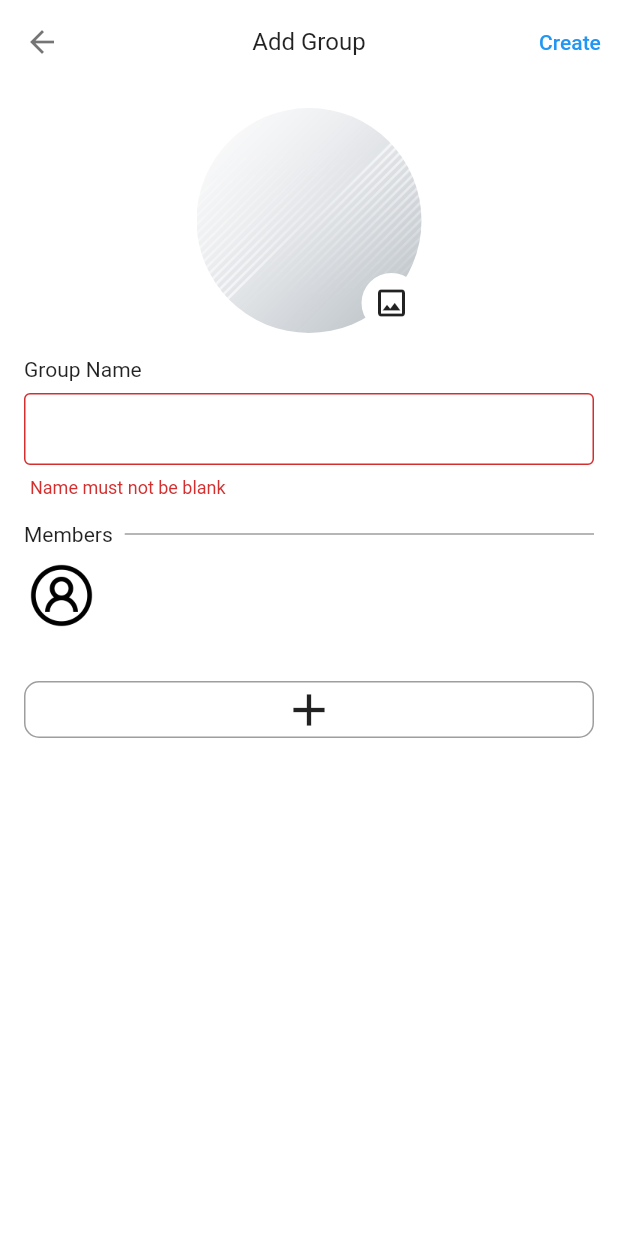
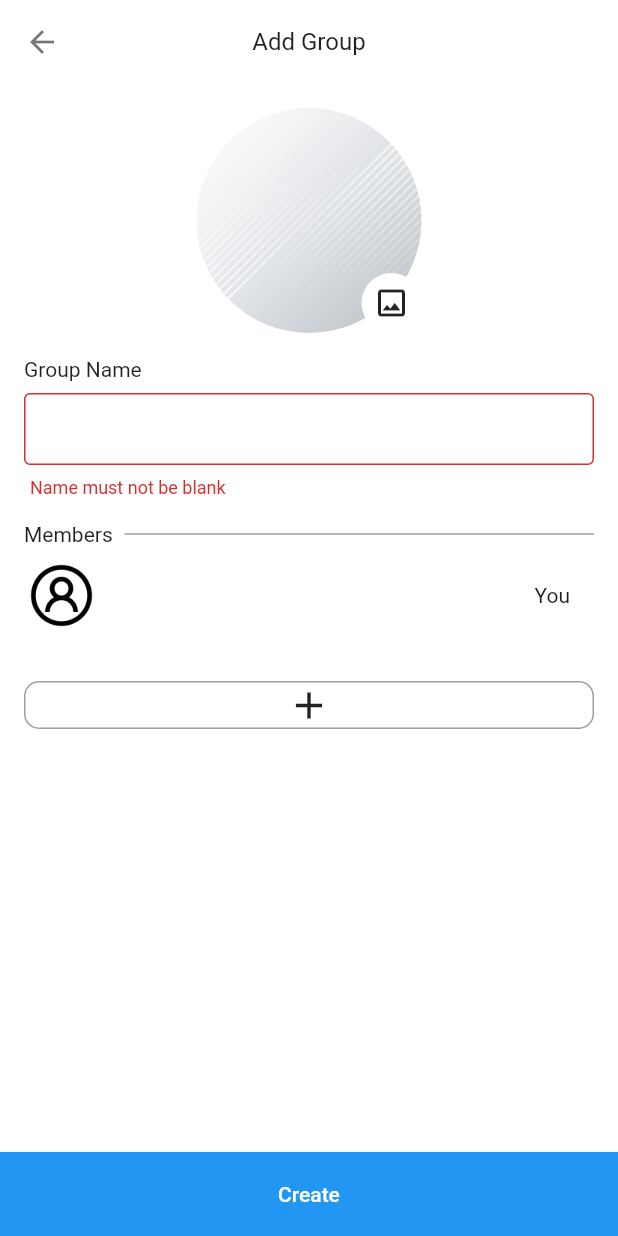
Before and after one commit to HCKUO1117/split_the_bill, a Flutter app: the AddGroupPage screen opened directly, after a tap on "Create", on a phone screen of 412 x 824 dp. Run offline on Flutter 3.47's test engine with Material 2 defaults, Android fonts, the phone set to English and light mode, and no system bars; our stand-ins replace awesome_bottom_bar, cloud_firestore, file_picker, firebase_auth, firebase_core, firebase_storage and 9 more; missing offline and left inert: flutter_downloader, flutter_firebase_chat_core; accounts and stored records are empty.

Commit message:
新增群組(首頁群組未即時顯示

```diff
--- a/lib/l10n/intl_en.arb
+++ b/lib/l10n/intl_en.arb
@@ -82,5 +82,6 @@
   "accounting": "Accounting",
   "removeFriendInfo": "Do you want to remove the friend?",
   "removeFriendSuccess": "Friend removed",
-  "emailCopied": "Email Copied"
+  "emailCopied": "Email Copied",
+  "join": "Join"
 }
--- a/lib/l10n/intl_zh_TW.arb
+++ b/lib/l10n/intl_zh_TW.arb
@@ -82,5 +82,6 @@
   "removeFriend": "刪除好友",
   "removeFriendInfo": "是否要刪除好友?",
   "removeFriendSuccess": "已刪除好友",
-  "emailCopied": "已複製Email"
+  "emailCopied": "已複製Email",
+  "join": "加入"
 }
--- a/lib/providers/add_group_provider.dart
+++ b/lib/providers/add_group_provider.dart
@@ -4,7 +4,7 @@ import 'package:cloud_firestore/cloud_firestore.dart';
 import 'package:firebase_storage/firebase_storage.dart';
 import 'package:flutter/material.dart';
 import 'package:split_the_bill/generated/l10n.dart';
-import 'package:split_the_bill/models/group_model.dart';
+import 'package:split_the_bill/models/user_model.dart';
 import 'package:split_the_bill/res/constants.dart';
 import 'package:split_the_bill/utils/preferences.dart';
 
@@ -18,12 +18,12 @@ class AddGroupProvider with ChangeNotifier {
 
   File? photo;
 
-  List<MemberModel> members = [];
+  List<UserModel> members = [];
 
   Reference storageRef = FirebaseStorage.instance.ref();
 
-  void addMember(MemberModel memberModel) {
-    members.add(memberModel);
+  void addMember(UserModel userModel) {
+    members.add(userModel);
     notifyListeners();
   }
 
@@ -42,12 +42,15 @@ class AddGroupProvider with ChangeNotifier {
     });
   }
 
-  void removeMember(MemberModel memberModel) {
-    members.removeWhere((element) => element.id == memberModel.id);
+  void removeMember(UserModel userModel) {
+    members.removeWhere((element) => element.uid == userModel.uid);
     notifyListeners();
   }
 
-  Future<bool> addGroupToDataBase(BuildContext context) async {
+  Future<bool> addGroupToDataBase(
+    BuildContext context, {
+    required Function onError,
+  }) async {
     loading = true;
     notifyListeners();
     if (groupName.text.isEmpty) {
@@ -58,24 +61,56 @@ class AddGroupProvider with ChangeNotifier {
     }
 
     //TODO 需要優化(transaction)
+    bool success = true;
     var response = await fireStore.collection('groups').add({
       'name': groupName.text,
-      'admin':Preferences.getString(Constants.uid, ''),
-      'createAt':DateTime.now().microsecondsSinceEpoch,
-      'updateAt':DateTime.now().microsecondsSinceEpoch,
-    });
-    fireStore
+      'admin': Preferences.getString(Constants.uid, ''),
+      'createAt': DateTime.now().microsecondsSinceEpoch,
+      'updateAt': DateTime.now().microsecondsSinceEpoch,
+    }).catchError(
+      () {
+        onError.call();
+        success = false;
+        loading = false;
+        notifyListeners();
+      },
+    );
+    var userGroupRef = fireStore
         .collection('users')
         .doc(Preferences.getString(Constants.uid, ''))
         .collection('groups')
-        .doc(response.id)
-        .set({});
-    fireStore
+        .doc(response.id);
+    var userRef = fireStore
         .collection('groups')
         .doc(response.id)
         .collection('members')
-        .doc(Preferences.getString(Constants.uid, ''))
-        .set({});
+        .doc(Preferences.getString(Constants.uid, ''));
+    if (!success) return false;
+    fireStore.runTransaction((transaction) async {
+      transaction.set(userRef, {'admin': true});
+      transaction.set(userGroupRef, {'admin': true});
+      for (var element in members) {
+        var groupRef =
+            fireStore.collection('users').doc(element.uid).collection('groups').doc(response.id);
+        var ref =
+            fireStore.collection('groups').doc(response.id).collection('members').doc(element.uid);
+        transaction.set(groupRef, {'admin': false});
+        transaction.set(ref, {'admin': false});
+      }
+    });
+
+    // fireStore
+    //     .collection('users')
+    //     .doc(Preferences.getString(Constants.uid, ''))
+    //     .collection('groups')
+    //     .doc(response.id)
+    //     .set({});
+    // fireStore
+    //     .collection('groups')
+    //     .doc(response.id)
+    //     .collection('members')
+    //     .doc(Preferences.getString(Constants.uid, ''))
+    //     .set({});
     if (photo != null) {
       bool success = false;
       final avatarRef =
--- a/lib/providers/user_provider.dart
+++ b/lib/providers/user_provider.dart
@@ -46,7 +46,6 @@ class UserProvider extends ChangeNotifier {
   ///載入user資料
   void init() {
     user.uid = Preferences.getString(Constants.uid, '');
-    print('uid123' + user.uid);
     user.email = Preferences.getString(Constants.email, '');
     storageRef = FirebaseStorage.instance.ref(user.uid);
     if(subscribe != null){
@@ -54,7 +53,6 @@ class UserProvider extends ChangeNotifier {
     }
     subscribe = users.doc(user.uid).snapshots(includeMetadataChanges: true).listen(
       (DocumentSnapshot documentSnapshot) {
-        print('654'+ documentSnapshot.exists.toString());
         if (documentSnapshot.exists) {
           Map<String, dynamic> data = documentSnapshot.data() as Map<String, dynamic>;
           user.name = data['name'];
--- a/lib/screens/group/add_friend_page.dart
+++ b/lib/screens/group/add_friend_page.dart
@@ -5,6 +5,7 @@ import 'package:split_the_bill/models/user_model.dart';
 import 'package:split_the_bill/providers/add_friend_provider.dart';
 import 'package:split_the_bill/providers/home_provider.dart';
 import 'package:split_the_bill/providers/user_provider.dart';
+import 'package:split_the_bill/screens/home_screen.dart';
 import 'package:split_the_bill/utils/show_snack.dart';
 import 'package:split_the_bill/widgets/friend_title.dart';
 import 'package:split_the_bill/widgets/loading_cover.dart';
@@ -101,7 +102,7 @@ class _AddFriendPageState extends State<AddFriendPage> {
                                               return FriendTitle(
                                                 model: provider.results[index],
                                                 action: action(provider.results[index]),
-                                                isFriend: context
+                                                isFriend: HomePage.navigatorKey.currentContext!
                                                         .read<HomeProvider>()
                                                         .friends
                                                         .indexWhere((element) =>
@@ -132,7 +133,7 @@ class _AddFriendPageState extends State<AddFriendPage> {
 
   Widget action(UserModel model) {
     UserProvider userProvider = context.read<UserProvider>();
-    HomeProvider homeProvider = context.read<HomeProvider>();
+    HomeProvider homeProvider = HomePage.navigatorKey.currentContext!.read<HomeProvider>();
 
     if (model.uid == userProvider.user.uid) {
       return Text(S.of(context).you);
--- a/lib/screens/group/add_group_page.dart
+++ b/lib/screens/group/add_group_page.dart
@@ -4,12 +4,13 @@ import 'package:flutter/material.dart';
 import 'package:image_picker/image_picker.dart';
 import 'package:provider/provider.dart';
 import 'package:split_the_bill/generated/l10n.dart';
-import 'package:split_the_bill/models/group_model.dart';
 import 'package:split_the_bill/providers/add_group_provider.dart';
 import 'package:split_the_bill/providers/user_provider.dart';
 import 'package:split_the_bill/res/constants.dart';
+import 'package:split_the_bill/screens/group/friend_list_page.dart';
 import 'package:split_the_bill/utils/pick_image.dart';
-import 'package:split_the_bill/widgets/Member_title.dart';
+import 'package:split_the_bill/utils/show_snack.dart';
+import 'package:split_the_bill/widgets/friend_title.dart';
 import 'package:split_the_bill/widgets/loading_cover.dart';
 import 'package:split_the_bill/widgets/outline_text_field.dart';
 
@@ -41,17 +42,6 @@ class _AddGroupPageState extends State<AddGroupPage> {
                 appBar: AppBar(
                   iconTheme: const IconThemeData(color: Colors.black54),
                   title: Text(S.of(context).addGroup),
-                  actions: [
-                    TextButton(
-                      onPressed: () async {
-                        bool success = await provider.addGroupToDataBase(context);
-                        if (success) {
-                          Navigator.pop(context, true);
-                        }
-                      },
-                      child: Text(S.of(context).create),
-                    )
-                  ],
                 ),
                 body: ListView(
                   padding: const EdgeInsets.all(16),
@@ -129,20 +119,43 @@ class _AddGroupPageState extends State<AddGroupPage> {
                       ],
                     ),
                     const SizedBox(height: 8),
-                    MemberTitle(
-                      memberModel: MemberModel(
-                        id: userProvider.user.uid,
-                        name: userProvider.user.name,
-                        avatar: userProvider.user.avatar,
-                        role: MemberRole.admin,
-                        joined: false,
-                        connected: true,
+                    FriendTitle(
+                      model: userProvider.user,
+                      isFriend: false,
+                      you: true,
+                    ),
+                    for (var element in addGroupProvider.members)
+                      Padding(
+                        padding: const EdgeInsets.symmetric(vertical: 4),
+                        child: FriendTitle(
+                          model: element,
+                          isFriend: true,
+                          action: IconButton(
+                            onPressed: () {
+                              addGroupProvider.removeMember(element);
+                            },
+                            icon: const Icon(
+                              Icons.cancel,
+                              color: Colors.redAccent,
+                            ),
+                          ),
+                        ),
                       ),
-                    ),
-                    for (var element in addGroupProvider.members) MemberTitle(memberModel: element),
                     const SizedBox(height: 32),
                     InkWell(
-                      onTap: () {},
+                      onTap: () async {
+                        final result = await Navigator.push(
+                          context,
+                          MaterialPageRoute(
+                            builder: (context) => FriendListPage(
+                              addedList: addGroupProvider.members,
+                            ),
+                          ),
+                        );
+                        setState(() {
+                          addGroupProvider.members = result;
+                        });
+                      },
                       child: Container(
                         decoration: BoxDecoration(
                           border: Border.all(color: Colors.grey),
@@ -150,11 +163,29 @@ class _AddGroupPageState extends State<AddGroupPage> {
                         ),
                         child: const Icon(
                           Icons.add,
-                          size: 36,
+                          size: 30,
                         ),
                       ),
                     )
                   ],
+                ),
+                bottomNavigationBar: ElevatedButton(
+                  style: ElevatedButton.styleFrom(
+                      elevation: 0,
+                      fixedSize: const Size(double.maxFinite, kBottomNavigationBarHeight),
+                      shape: const RoundedRectangleBorder(borderRadius: BorderRadius.zero)),
+                  onPressed: () async {
+                    bool success = await provider.addGroupToDataBase(
+                      context,
+                      onError: () {
+                        ShowSnack.show(context, content: S.of(context).unknownError);
+                      },
+                    );
+                    if (success) {
+                      Navigator.pop(context, true);
+                    }
+                  },
+                  child: Text(S.of(context).create),
                 ),
               ),
             );
--- a/lib/screens/home_screen.dart
+++ b/lib/screens/home_screen.dart
@@ -14,6 +14,9 @@ class HomePage extends StatefulWidget {
   final bool firstAnonymous;
 
   const HomePage({Key? key, this.firstAnonymous = false}) : super(key: key);
+
+  static GlobalKey<NavigatorState> navigatorKey =
+  GlobalKey<NavigatorState>();
 
   @override
   State<HomePage> createState() => _HomePageState();
@@ -51,6 +54,7 @@ class _HomePageState extends State<HomePage> with TickerProviderStateMixin {
       child: Consumer2<UserProvider, HomeProvider>(
         builder: (BuildContext context, UserProvider provider, HomeProvider homeProvider, _) {
           return Scaffold(
+            key: HomePage.navigatorKey,
             appBar: currentIndex == 3
                 ? null
                 : AppBar(
--- a/lib/utils/show_snack.dart
+++ b/lib/utils/show_snack.dart
@@ -4,6 +4,7 @@ class ShowSnack {
   static show(BuildContext context, {required String content}) {
     ScaffoldMessenger.of(context).removeCurrentSnackBar();
     ScaffoldMessenger.of(context).showSnackBar(SnackBar(
+      behavior: SnackBarBehavior.floating,
       content: Text(content),
     ));
   }
--- a/lib/widgets/friend_title.dart
+++ b/lib/widgets/friend_title.dart
@@ -1,5 +1,6 @@
 import 'package:flutter/material.dart';
 import 'package:shimmer/shimmer.dart';
+import 'package:split_the_bill/generated/l10n.dart';
 import 'package:split_the_bill/models/user_model.dart';
 import 'package:split_the_bill/res/constants.dart';
 import 'package:split_the_bill/screens/user_detail_page.dart';
@@ -14,18 +15,20 @@ class FriendTitle extends StatelessWidget {
     Key? key,
     required this.model,
     this.you = false,
-    this.action, required this.isFriend,
+    this.action,
+    required this.isFriend,
   }) : super(key: key);
 
   @override
   Widget build(BuildContext context) {
-    return  InkWell(
+    return InkWell(
       onTap: () {
         Navigator.push(
           context,
           MaterialPageRoute(
             builder: (context) => UserDetailPage(
-            userModel: model, isFriend: isFriend,
+              userModel: model,
+              isFriend: isFriend,
             ),
           ),
         );
@@ -81,8 +84,14 @@ class FriendTitle extends StatelessWidget {
               ],
             ),
           ),
-        if (action != null) action!
+          if (action != null) action!,
+          if (you) ...[
+            const SizedBox(width: 16),
+            Text(S.of(context).you),
+            const SizedBox(width: 16),
           ],
-    ));
+        ],
+      ),
+    );
   }
 }
```
Also changed, not shown: lib/screens/group/friend_list_page.dart (added, +82 -0 lines), lib/generated/intl/messages_en.dart, lib/generated/intl/messages_zh_TW.dart, lib/generated/l10n.dart. Lines whose indentation alone changed are shown as unchanged.
